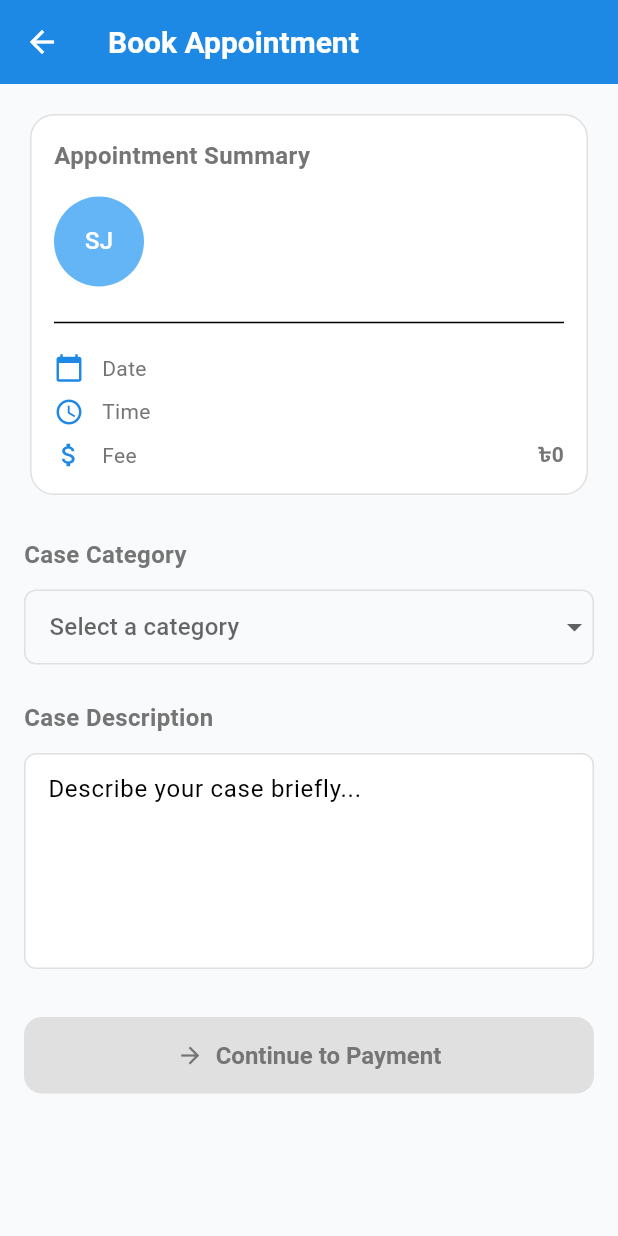
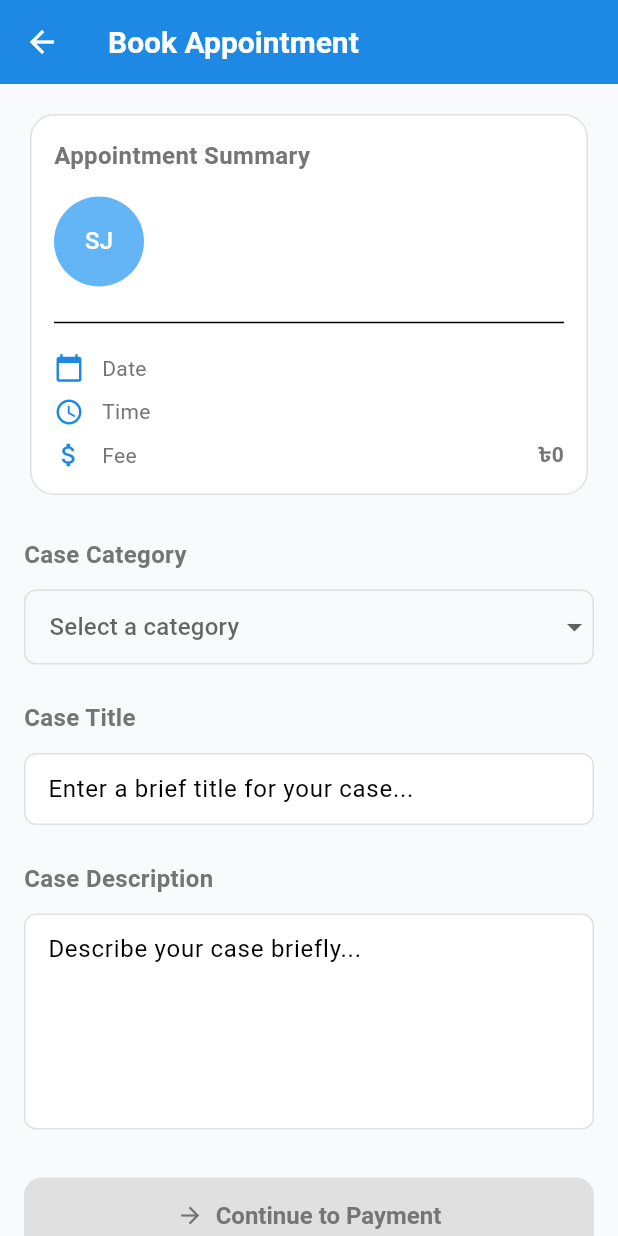
Before and after one commit to shadabtanjeed/CaseMate, a Flutter app: the BookingScreen screen opened directly with empty values, on a phone screen of 412 x 824 dp. Run offline on Flutter 3.47's test engine with Material 3 defaults, Android fonts, the phone set to English and light mode, and no system bars; our stand-ins replace equatable, flutter_dotenv, flutter_markdown, flutter_riverpod, flutter_secure_storage, fluttertoast and 3 more; missing offline and left inert: flutter_sslcommerz, jitsi_meet_flutter_sdk; accounts and stored records are empty; project files that could hold a hidden picture were left out.

Commit message:
added case title

```diff
--- a/frontend/lib/features/booking/data/datasources/appointment_remote_datasource.dart
+++ b/frontend/lib/features/booking/data/datasources/appointment_remote_datasource.dart
@@ -8,6 +8,7 @@ abstract class AppointmentRemoteDataSource {
     required String startTime,
     required String endTime,
     required String caseType,
+    required String caseTitle,
     required String description,
     required String consultationType,
   });
@@ -45,6 +46,7 @@ class AppointmentRemoteDataSourceImpl implements AppointmentRemoteDataSource {
     required String startTime,
     required String endTime,
     required String caseType,
+    required String caseTitle,
     required String description,
     required String consultationType,
   }) async {
@@ -57,6 +59,7 @@ class AppointmentRemoteDataSourceImpl implements AppointmentRemoteDataSource {
         'start_time': startTime,
         'end_time': endTime,
         'case_type': caseType,
+        'case_title': caseTitle,
         'description': description,
         'consultation_type': consultationType,
       },
--- a/frontend/lib/features/booking/data/repositories/appointment_repository.dart
+++ b/frontend/lib/features/booking/data/repositories/appointment_repository.dart
@@ -12,6 +12,7 @@ class AppointmentRepository {
     required String startTime,
     required String endTime,
     required String caseType,
+    required String caseTitle,
     required String description,
     required String consultationType,
   }) async {
@@ -22,6 +23,7 @@ class AppointmentRepository {
       startTime: startTime,
       endTime: endTime,
       caseType: caseType,
+      caseTitle: caseTitle,
       description: description,
       consultationType: consultationType,
     );
--- a/frontend/lib/features/booking/presentation/providers/appointment_provider.dart
+++ b/frontend/lib/features/booking/presentation/providers/appointment_provider.dart
@@ -38,6 +38,7 @@ final createAppointmentProvider =
     startTime: appointmentData['start_time'],
     endTime: appointmentData['end_time'],
     caseType: appointmentData['case_type'],
+    caseTitle: appointmentData['case_title'],
     description: appointmentData['description'],
     consultationType: appointmentData['consultation_type'],
   );
--- a/frontend/lib/features/lawyer/presentation/screens/booking_screen.dart
+++ b/frontend/lib/features/lawyer/presentation/screens/booking_screen.dart
@@ -24,8 +24,9 @@ class BookingScreen extends ConsumerStatefulWidget {
 
 class _BookingScreenState extends ConsumerState<BookingScreen> {
   String? _caseCategory;
+  final TextEditingController _caseTitleController = TextEditingController();
   final TextEditingController _caseDescriptionController =
-  TextEditingController();
+      TextEditingController();
 
   final List<String> _caseCategories = [
     'Criminal',
@@ -38,6 +39,7 @@ class _BookingScreenState extends ConsumerState<BookingScreen> {
 
   @override
   void dispose() {
+    _caseTitleController.dispose();
     _caseDescriptionController.dispose();
     super.dispose();
   }
@@ -60,7 +62,9 @@ class _BookingScreenState extends ConsumerState<BookingScreen> {
   }
 
   bool get _isComplete {
-    return _caseCategory != null && _caseDescriptionController.text.isNotEmpty;
+    return _caseCategory != null &&
+        _caseTitleController.text.isNotEmpty &&
+        _caseDescriptionController.text.isNotEmpty;
   }
 
   void _navigateToPayment() {
@@ -74,6 +78,7 @@ class _BookingScreenState extends ConsumerState<BookingScreen> {
           selectedSlot: widget.selectedSlot,
           selectedDate: widget.selectedDate,
           caseCategory: _caseCategory!,
+          caseTitle: _caseTitleController.text,
           caseDescription: _caseDescriptionController.text,
           onBookingSuccess: widget.onBookingSuccess,
         ),
@@ -101,6 +106,10 @@ class _BookingScreenState extends ConsumerState<BookingScreen> {
 
             // Case Category section
             _buildCaseCategorySection(),
+            const SizedBox(height: 24),
+
+            // Case Title section
+            _buildCaseTitleSection(),
             const SizedBox(height: 24),
 
             // Case Description section
@@ -254,6 +263,45 @@ class _BookingScreenState extends ConsumerState<BookingScreen> {
     );
   }
 
+  Widget _buildCaseTitleSection() {
+    return Column(
+      crossAxisAlignment: CrossAxisAlignment.start,
+      children: [
+        const Text(
+          'Case Title',
+          style: TextStyle(fontWeight: FontWeight.w600, fontSize: 16),
+        ),
+        const SizedBox(height: 12),
+        TextField(
+          controller: _caseTitleController,
+          maxLines: 1,
+          decoration: InputDecoration(
+            hintText: 'Enter a brief title for your case...',
+            border: OutlineInputBorder(
+              borderRadius: BorderRadius.circular(8),
+              borderSide: const BorderSide(color: AppTheme.borderColor),
+            ),
+            enabledBorder: OutlineInputBorder(
+              borderRadius: BorderRadius.circular(8),
+              borderSide: const BorderSide(color: AppTheme.borderColor),
+            ),
+            focusedBorder: OutlineInputBorder(
+              borderRadius: BorderRadius.circular(8),
+              borderSide: const BorderSide(
+                color: AppTheme.primaryBlue,
+                width: 2,
+              ),
+            ),
+            contentPadding: const EdgeInsets.all(12),
+          ),
+          onChanged: (_) {
+            setState(() {});
+          },
+        ),
+      ],
+    );
+  }
+
   Widget _buildCaseDescriptionSection() {
     return Column(
       crossAxisAlignment: CrossAxisAlignment.start,
--- a/frontend/lib/features/lawyer/presentation/screens/payment_screen.dart
+++ b/frontend/lib/features/lawyer/presentation/screens/payment_screen.dart
@@ -17,6 +17,7 @@ class PaymentScreen extends ConsumerStatefulWidget {
   final String selectedSlot;
   final String selectedDate;
   final String caseCategory;
+  final String caseTitle;
   final String caseDescription;
   final VoidCallback onBookingSuccess;
 
@@ -26,6 +27,7 @@ class PaymentScreen extends ConsumerStatefulWidget {
     required this.selectedSlot,
     required this.selectedDate,
     required this.caseCategory,
+    required this.caseTitle,
     required this.caseDescription,
     required this.onBookingSuccess,
   });
@@ -84,7 +86,8 @@ class _PaymentScreenState extends ConsumerState<PaymentScreen> {
           ipn_url: "https://abdhrubo.com/ipn",
           currency: SSLCurrencyType.BDT,
           product_category: "Legal Consultation",
-          sdkType: SSLCSdkType.TESTBOX, // Change to SSLCSdkType.LIVE for production
+          sdkType:
+              SSLCSdkType.TESTBOX, // Change to SSLCSdkType.LIVE for production
           store_id: _storeId,
           store_passwd: _storePassword,
           total_amount: amount,
@@ -184,6 +187,7 @@ class _PaymentScreenState extends ConsumerState<PaymentScreen> {
         startTime: startTime,
         endTime: endTime,
         caseType: widget.caseCategory,
+        caseTitle: widget.caseTitle,
         description: widget.caseDescription,
         consultationType: 'video',
       );
```
Also changed, not shown: 2 other files. Lines whose indentation alone changed are shown as unchanged.
